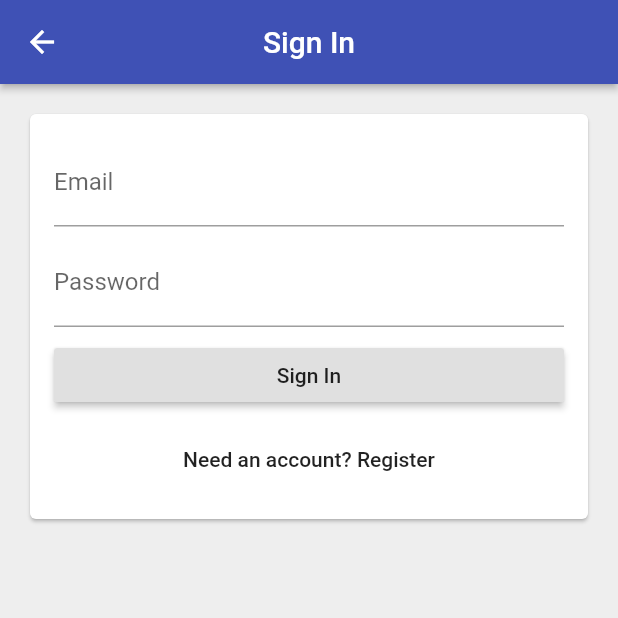
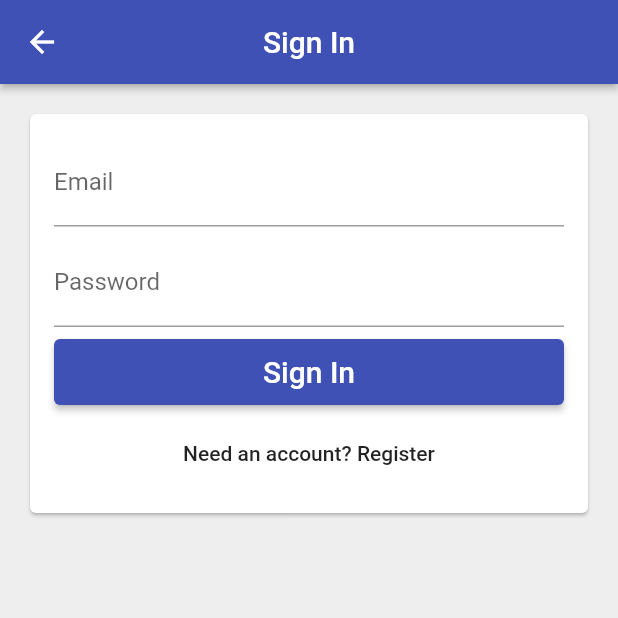
Before and after one commit to andreisas06/rentalapp, a Flutter app: the EmailSignInPage screen opened directly, on a phone screen of 412 x 824 dp, the top half of it. Run offline on Flutter 3.47's test engine with Material 2 defaults, Android fonts, the phone set to English and light mode, and no system bars; our stand-ins replace firebase_auth, firebase_core, google_sign_in; accounts and stored records are empty.

Commit message:
custom sign in button

```diff
--- a/lib/app/sign_in/email_sign_in_form.dart
+++ b/lib/app/sign_in/email_sign_in_form.dart
@@ -1,4 +1,5 @@
 import 'package:flutter/material.dart';
+import 'package:rental/common_widgets/form_submit_button.dart';
 
 class EmailSignInForm extends StatelessWidget {
   List<Widget> _buildChildren() {
@@ -21,8 +22,8 @@ class EmailSignInForm extends StatelessWidget {
       SizedBox(
         height: 8,
       ),
-      RaisedButton(
-        child: Text('Sign In'),
+      FormSubmitButton(
+        text: 'Sign In',
         onPressed: () {},
       ),
       SizedBox(
--- /dev/null
+++ b/lib/common_widgets/form_submit_button.dart
@@ -0,0 +1,19 @@
+import 'package:flutter/cupertino.dart';
+import 'package:rental/common_widgets/custom_raised_button.dart';
+import 'package:flutter/material.dart';
+
+class FormSubmitButton extends CustomRaisedButton {
+  FormSubmitButton({
+    @required String text,
+    @required VoidCallback onPressed,
+  }) : super(
+          child: Text(
+            text,
+            style: TextStyle(color: Colors.white, fontSize: 20),
+          ),
+          height: 44,
+          color: Colors.indigo,
+          borderRadius: 4,
+          onPressed: onPressed,
+        );
+}
```
